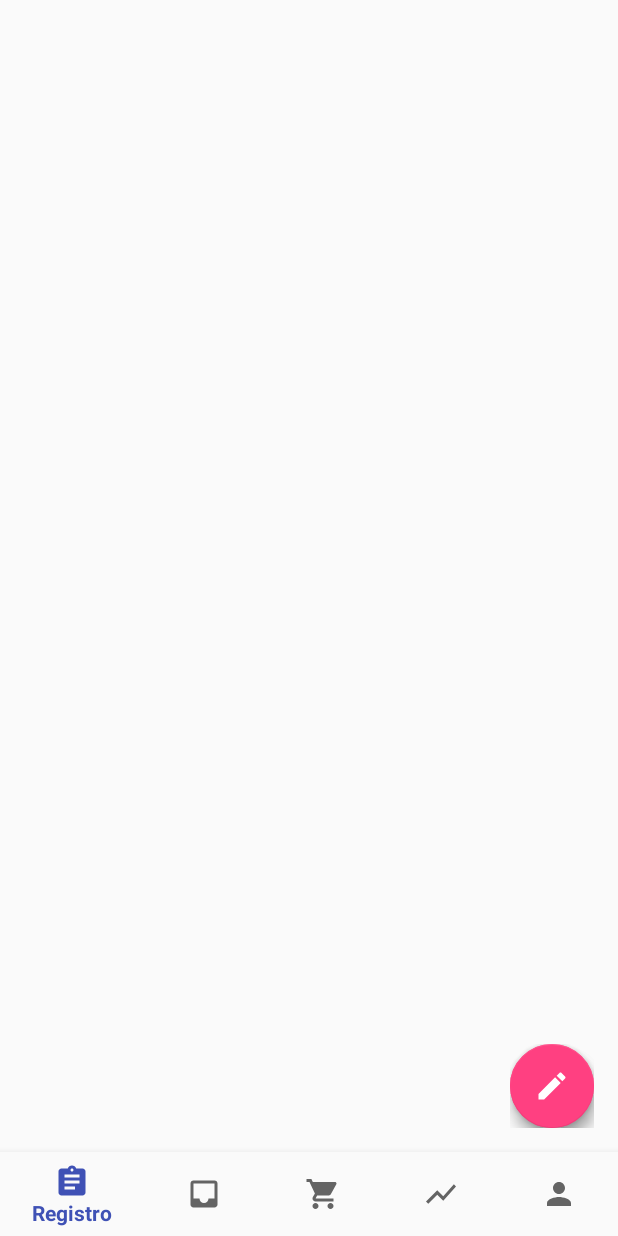
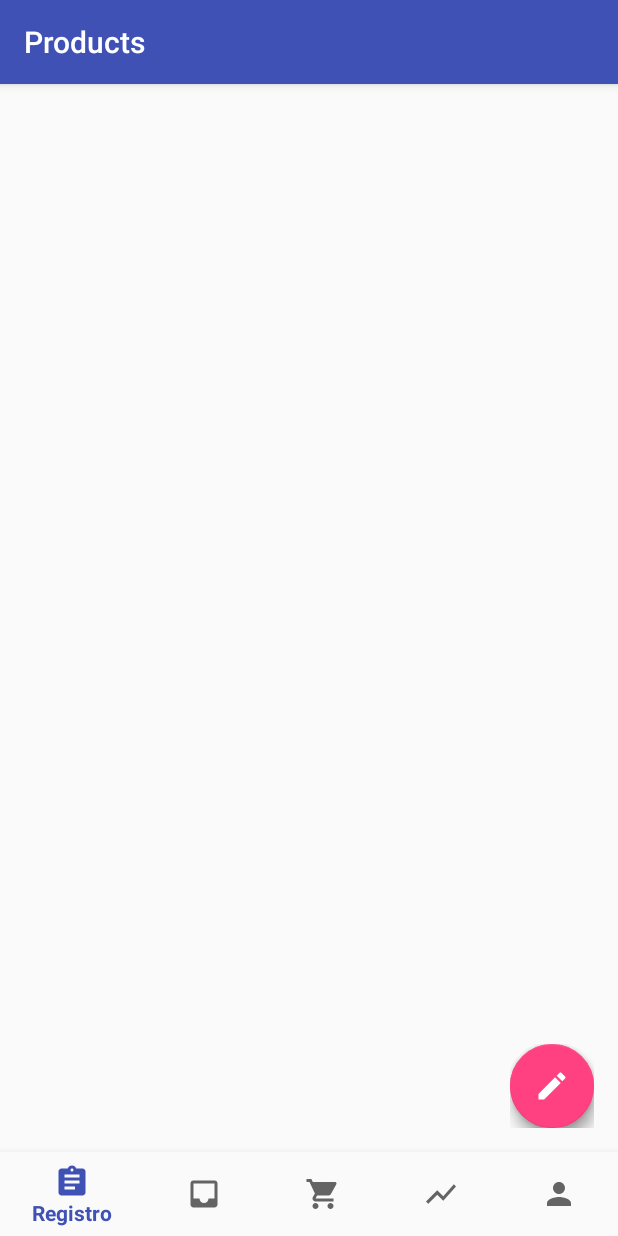
Before and after one commit to martinrzg/Appcopio2, an Android app: the fragment KitFragment placed in its activity, after a tap on an icon or button, on a phone screen of 412 x 824 dp. Run offline under Robolectric (Android 15) with nearby library versions, the phone set to English and light mode, and no system bars; our stand-ins replace ButterKnife, Firebase (no records; nobody signed in at launch, a user with empty details on screens opened directly), Picasso; libraries missing offline, so code that uses them is left out: com.github.clans.fab, jp.wasabeef.picasso; plain views replace FloatingActionButton, FloatingActionMenu; pictures from the network do not load.

Commit message:
Commit que sirve

```diff
--- a/app/src/main/java/com/example/martinruiz/appcopio2/fragments/KitFragment.java
+++ b/app/src/main/java/com/example/martinruiz/appcopio2/fragments/KitFragment.java
@@ -7,13 +7,19 @@ import android.os.Bundle;
 import android.support.v4.app.Fragment;
 import android.support.v7.app.ActionBar;
 import android.support.v7.app.AppCompatActivity;
+import android.support.v7.widget.LinearLayoutManager;
+import android.support.v7.widget.RecyclerView;
 import android.support.v7.widget.Toolbar;
+import android.util.Log;
 import android.view.LayoutInflater;
 import android.view.Menu;
 import android.view.MenuInflater;
 import android.view.MenuItem;
 import android.view.View;
 import android.view.ViewGroup;
+import android.widget.CheckBox;
+import android.widget.EditText;
+import android.widget.TextView;
 import android.widget.Toast;
 
 import com.example.martinruiz.appcopio2.R;
@@ -21,6 +27,22 @@ import com.example.martinruiz.appcopio2.activities.BarcodeCaptureActivity;
 import com.example.martinruiz.appcopio2.activities.GenerateQR;
 import com.google.android.gms.common.api.CommonStatusCodes;
 import com.google.android.gms.vision.barcode.Barcode;
+import com.example.martinruiz.appcopio2.activities.MainActivity;
+import com.example.martinruiz.appcopio2.model.Product;
+import com.firebase.ui.database.FirebaseRecyclerAdapter;
+import com.firebase.ui.database.FirebaseRecyclerOptions;
+import com.github.clans.fab.FloatingActionMenu;
+import com.google.firebase.database.ChildEventListener;
+import com.google.firebase.database.DataSnapshot;
+import com.google.firebase.database.DatabaseError;
+import com.google.firebase.database.DatabaseReference;
+import com.google.firebase.database.FirebaseDatabase;
+import com.google.firebase.database.Query;
+
+import butterknife.BindView;
+import butterknife.ButterKnife;
+
+import static android.content.ContentValues.TAG;
 
 
 /**
@@ -32,6 +54,16 @@ import com.google.android.gms.vision.barcode.Barcode;
  * create an instance of this fragment.
  */
 public class KitFragment extends Fragment {
+    DatabaseReference mDatabase;
+
+    @BindView(R.id.recyclerViewKitItems)
+    RecyclerView recyclerViewKitItems;
+    RecyclerView.LayoutManager layoutManager;
+
+    private FirebaseRecyclerAdapter adapter;
+    private FirebaseRecyclerOptions<Product> options;
+    private Query query;
+
     // TODO: Rename parameter arguments, choose names that match
     // the fragment initialization parameters, e.g. ARG_ITEM_NUMBER
     private static final String ARG_PARAM1 = "param1";
@@ -42,8 +74,6 @@ public class KitFragment extends Fragment {
     // TODO: Rename and change types of parameters
     private String mParam1;
     private String mParam2;
-
-
 
     private OnFragmentInteractionListener mListener;
 
@@ -79,27 +109,99 @@ public class KitFragment extends Fragment {
         }
     }
 
-
-
     @Override
     public View onCreateView(LayoutInflater inflater, ViewGroup container,
                              Bundle savedInstanceState) {
         // Inflate the layout for this fragment
         View rootView = inflater.inflate(R.layout.fragment_kit, container, false);
+
+        ButterKnife.bind(this,rootView);
         Toolbar toolbar = (Toolbar) rootView.findViewById(R.id.tbKit);
         ((AppCompatActivity)getActivity()).setSupportActionBar(toolbar);
         toolbar.setTitleTextColor(getResources().getColor(R.color.white));
         toolbar.setTitle("Kit");
+
+        mDatabase = FirebaseDatabase.getInstance().getReference();
+        query= FirebaseDatabase.getInstance()
+                .getReference()
+                .child("userIdDummy").child("CollectionCenters").child(MainActivity.collectionCenterId)
+                .child("products")
+                .limitToLast(50);
+
+
+        options = new FirebaseRecyclerOptions.Builder<Product>()
+                .setQuery(query, Product.class)
+                .build();
+
+
+        adapter = new FirebaseRecyclerAdapter<Product,KitFragment.KitViewHolder>(options) {
+
+            @Override
+            public KitFragment.KitViewHolder onCreateViewHolder(ViewGroup parent, int viewType) {
+                View view = LayoutInflater.from(parent.getContext())
+                        .inflate(R.layout.kit_item, parent, false);
+
+                return new KitFragment.KitViewHolder(view);
+            }
+
+            @Override
+            protected void onBindViewHolder(KitFragment.KitViewHolder holder, int position, Product model) {
+                holder.textView.setText(model.getName());
+
+            }
+        };
+
+        query.addChildEventListener(childEventListener);
+        layoutManager = new LinearLayoutManager(getContext());
+        recyclerViewKitItems.setAdapter(adapter);
+        recyclerViewKitItems.setLayoutManager(layoutManager);
+        adapter.startListening();
         return rootView;
     }
 
+    ChildEventListener childEventListener = new ChildEventListener() {
+        @Override
+        public void onChildAdded(DataSnapshot dataSnapshot, String previousChildName) {
+            // ...
+        }
+
+        @Override
+        public void onChildChanged(DataSnapshot dataSnapshot, String previousChildName) {
+            // ...
+        }
+
+        @Override
+        public void onChildRemoved(DataSnapshot dataSnapshot) {
+            // ...
+        }
+
+        @Override
+        public void onChildMoved(DataSnapshot dataSnapshot, String previousChildName) {
+            // ...
+        }
+
+        @Override
+        public void onCancelled(DatabaseError databaseError) {
+            // ...
+        }
+    };
+
+    public static class KitViewHolder extends RecyclerView.ViewHolder{
+        public TextView textView;
+        public CheckBox checkBox;
+        public EditText editText;
+        public KitViewHolder(View itemView) {
+            super(itemView);
+            textView = itemView.findViewById(R.id.textViewItemName);
+            checkBox  = itemView.findViewById(R.id.check);
+            editText = itemView.findViewById(R.id.etQty);
+        }
+    }
     @Override
     public void onCreateOptionsMenu(Menu menu, MenuInflater inflater) {
         inflater.inflate(R.menu.menu_kit,menu);
         super.onCreateOptionsMenu(menu, inflater);
     }
-
-
 
     // TODO: Rename method, update argument and hook method into UI event
     public void onButtonPressed(Uri uri) {
@@ -164,6 +266,7 @@ public class KitFragment extends Fragment {
     public boolean onOptionsItemSelected(MenuItem item) {
         switch (item.getItemId()){
             case R.id.action_registro:
+                Log.d(TAG, "registro");
                 Intent intent = new Intent(getActivity(), GenerateQR.class);
                 startActivity(intent);
             break;
--- a/app/src/main/java/com/example/martinruiz/appcopio2/fragments/RegisterFragment.java
+++ b/app/src/main/java/com/example/martinruiz/appcopio2/fragments/RegisterFragment.java
@@ -5,8 +5,10 @@ import android.app.AlertDialog;
 import android.content.Intent;
 import android.os.Bundle;
 import android.support.v4.app.Fragment;
+import android.support.v7.app.AppCompatActivity;
 import android.support.v7.widget.LinearLayoutManager;
 import android.support.v7.widget.RecyclerView;
+import android.support.v7.widget.Toolbar;
 import android.util.Log;
 import android.view.LayoutInflater;
 import android.view.View;
@@ -77,6 +79,14 @@ public class RegisterFragment extends Fragment {
         // Inflate the layout for this fragment
         View view = inflater.inflate(R.layout.fragment_register, container, false);
         ButterKnife.bind(this,view);
+
+        Toolbar toolbar = (Toolbar) view.findViewById(R.id.tbRegister);
+        toolbar.setTitleTextColor(getResources().getColor(R.color.white));
+        toolbar.setTitle("Products");
+        ((AppCompatActivity)getActivity()).setSupportActionBar(toolbar);
+
+
+
 
         mDatabase = FirebaseDatabase.getInstance().getReference();
         query= FirebaseDatabase.getInstance()
--- a/app/src/main/res/layout/fragment_kit.xml
+++ b/app/src/main/res/layout/fragment_kit.xml
@@ -28,7 +28,7 @@
         android:layout_marginBottom="8dp"
         android:layout_marginLeft="8dp"
         android:layout_marginRight="8dp"
-        android:layout_marginTop="8dp"
+        android:layout_marginTop="62dp"
         app:layout_constraintBottom_toBottomOf="parent"
         app:layout_constraintHorizontal_bias="0.0"
         app:layout_constraintLeft_toLeftOf="parent"
--- a/app/src/main/res/layout/fragment_register.xml
+++ b/app/src/main/res/layout/fragment_register.xml
@@ -5,10 +5,29 @@
     xmlns:app="http://schemas.android.com/apk/res-auto"
     tools:context="com.example.martinruiz.appcopio2.fragments.RegisterFragment">
 
+    <android.support.design.widget.AppBarLayout
+        android:layout_width="match_parent"
+        android:layout_height="wrap_content">
+
+
+        <android.support.v7.widget.Toolbar
+            android:id="@+id/tbRegister"
+            android:layout_width="match_parent"
+            android:layout_height="wrap_content"
+            android:titleTextColor="@color/white"
+            >
+
+        </android.support.v7.widget.Toolbar>
+    </android.support.design.widget.AppBarLayout>
+
     <android.support.v7.widget.RecyclerView
         android:id="@+id/recyclerViewRegister"
         android:layout_width="match_parent"
-        android:layout_height="match_parent">
+        android:layout_height="match_parent"
+        android:paddingBottom="8dp"
+        android:paddingEnd="8dp"
+        android:paddingStart="8dp"
+        android:paddingTop="62dp">
 
     </android.support.v7.widget.RecyclerView>
 
```
Also changed, not shown: app/src/main/java/com/example/martinruiz/appcopio2/DummyData.java (+6 -1 lines), app/src/main/java/com/example/martinruiz/appcopio2/model/Kit.java (added, +17 -0 lines), app/src/main/res/layout/kit_item.xml (added, +41 -0 lines), app/src/main/ic_launcher-web.png (added).
